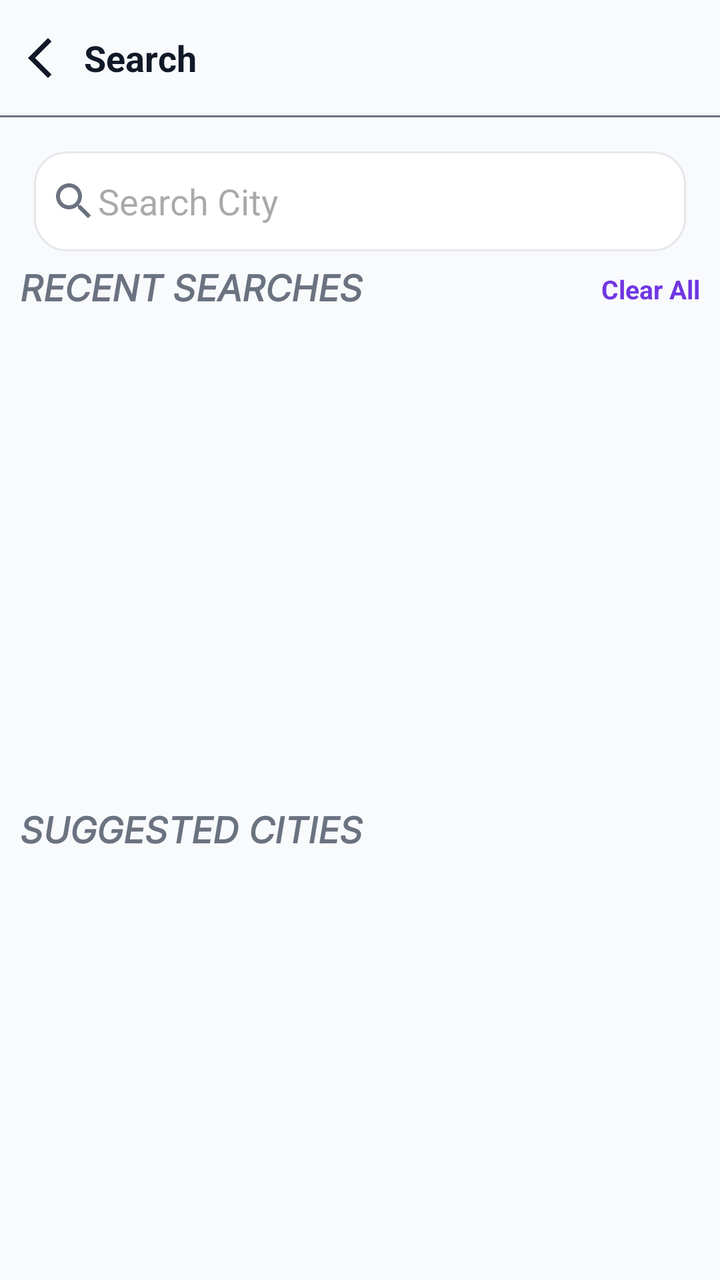
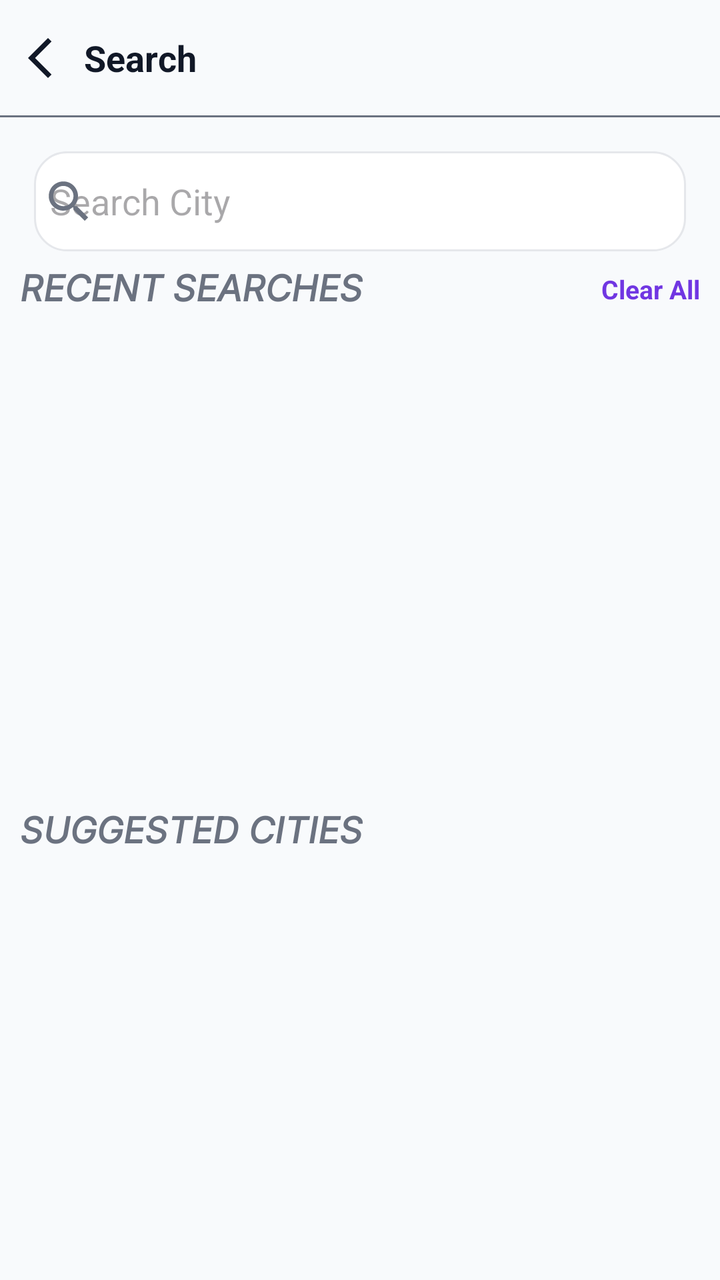

Screens rendered from an Android XML layout before and after an edit, with the pre-edit source and the edit as a unified diff.
<!-- AndroidManifest.xml: application theme Theme.WeatherApp -->
<!-- res/layout/fragment_search.xml -->
<?xml version="1.0" encoding="utf-8"?>
<androidx.constraintlayout.widget.ConstraintLayout xmlns:android="http://schemas.android.com/apk/res/android"
    xmlns:app="http://schemas.android.com/apk/res-auto"
    xmlns:tools="http://schemas.android.com/tools"
    android:id="@+id/main"
    android:layout_width="match_parent"
    android:layout_height="match_parent"
    tools:context=".activities.MainActivity"
    android:background="@color/background">

    <ImageView
        android:id="@+id/imageView"
        android:layout_width="wrap_content"
        android:layout_height="wrap_content"
        android:layout_margin="8sp"
        android:src="@drawable/back_ic"
        app:layout_constraintBottom_toTopOf="@+id/top_guideline"
        app:layout_constraintStart_toStartOf="parent"
        app:layout_constraintTop_toTopOf="parent" />

    <TextView
        android:id="@+id/textView2"
        android:layout_width="wrap_content"
        android:layout_height="wrap_content"
        android:text="@string/search"
        android:textColor="@color/text_primary"
        android:textSize="@dimen/text_large"
        android:layout_margin="10sp"
        android:textStyle="bold"
        app:layout_constraintBottom_toTopOf="@+id/top_guideline"
        app:layout_constraintStart_toEndOf="@+id/imageView"
        app:layout_constraintTop_toTopOf="parent" />

    <View
        android:id="@+id/view"
        android:layout_width="match_parent"
        android:layout_height="1dp"
        android:background="@color/text_secondary"
        app:layout_constraintEnd_toEndOf="parent"
        app:layout_constraintStart_toStartOf="parent"
        app:layout_constraintTop_toTopOf="@+id/top_guideline" />

    <EditText
        android:id="@+id/editText"
        android:layout_width="match_parent"
        android:layout_height="50dp"
        android:layout_margin="17sp"
        android:background="@drawable/weather_card_bg"
        android:drawableStart="@drawable/search_ic"
        android:hint="@string/search_city"
        android:padding="8dp"
        android:textColor="@color/text_primary"
        app:layout_constraintEnd_toEndOf="parent"
        app:layout_constraintStart_toStartOf="parent"
        app:layout_constraintTop_toBottomOf="@+id/view" />

    <TextView
        android:id="@+id/textView"
        android:layout_width="wrap_content"
        android:layout_height="wrap_content"
        android:layout_marginStart="10sp"
        android:fontFamily="@font/inter_font_regular"
        android:layout_marginTop="5sp"
        android:text="@string/recent_searches"
        android:textColor="@color/text_secondary"
        android:textSize="@dimen/text_large"
        android:textStyle="bold"
        app:layout_constraintStart_toStartOf="parent"
        app:layout_constraintTop_toBottomOf="@+id/editText" />

    <TextView
        android:id="@+id/clearRecentSearchTextView"
        android:layout_width="wrap_content"
        android:layout_height="wrap_content"
        android:layout_margin="10sp"
        android:text="@string/clear_all"
        android:textColor="@color/primary"
        android:textSize="@dimen/text_normal"
        android:textStyle="bold"
        app:layout_constraintEnd_toEndOf="parent"
        app:layout_constraintTop_toBottomOf="@+id/editText" />

    <androidx.recyclerview.widget.RecyclerView
        android:id="@+id/recentSearchRecyclerView"
        android:layout_width="0dp"
        android:layout_height="0dp"
        android:layout_marginTop="5dp"
        app:layout_constraintBottom_toTopOf="@+id/guideline3"
        app:layout_constraintEnd_toEndOf="parent"
        app:layout_constraintStart_toStartOf="parent"
        app:layout_constraintTop_toBottomOf="@+id/textView" />
    <TextView
        android:id="@+id/textView3"
        android:layout_width="wrap_content"
        android:layout_height="wrap_content"
        android:layout_marginStart="10sp"
        android:fontFamily="@font/inter_font_regular"
        android:layout_marginTop="5sp"
        android:text="@string/suggested_cities"
        android:textColor="@color/text_secondary"
        android:textSize="@dimen/text_large"
        android:textStyle="bold"
        app:layout_constraintStart_toStartOf="parent"
        app:layout_constraintTop_toBottomOf="@+id/guideline3" />

    <androidx.recyclerview.widget.RecyclerView
        android:id="@+id/suggestedRecyclerView"
        android:layout_width="0dp"
        android:layout_height="0dp"
        android:layout_marginTop="5sp"
        app:layout_constraintBottom_toBottomOf="parent"
        app:layout_constraintEnd_toEndOf="parent"
        app:layout_constraintStart_toStartOf="parent"
        app:layout_constraintTop_toBottomOf="@+id/textView3" />


    <androidx.constraintlayout.widget.Guideline
        android:id="@+id/top_guideline"
        android:layout_width="wrap_content"
        android:layout_height="wrap_content"
        android:orientation="horizontal"
        app:layout_constraintGuide_percent="0.09" />

    <androidx.constraintlayout.widget.Guideline
        android:id="@+id/guideline3"
        android:layout_width="wrap_content"
        android:layout_height="wrap_content"
        android:orientation="horizontal"
        app:layout_constraintGuide_percent="0.62" />
</androidx.constraintlayout.widget.ConstraintLayout>
<!-- resources referenced by this layout -->
<resources>
  <color name="background">#f8fafc</color>
  <color name="primary">#7036e2</color>
  <color name="text_primary">#111827</color>
  <color name="text_secondary">#6B7280</color>
  <dimen name="text_large">18sp</dimen>
  <dimen name="text_normal">13sp</dimen>
  <!-- drawable back_ic (drawable) -->
  <vector xmlns:android="http://schemas.android.com/apk/res/android" android:height="24dp" android:tint="@color/text_primary" android:viewportHeight="24" android:viewportWidth="24" android:width="24dp">
        
      <path android:fillColor="@android:color/white" android:pathData="M17.77,3.77l-1.77,-1.77l-10,10l10,10l1.77,-1.77l-8.23,-8.23z"/>
      
  </vector>
  <!-- drawable search_ic (drawable) -->
  <vector xmlns:android="http://schemas.android.com/apk/res/android" android:height="24dp" android:tint="@color/text_secondary" android:viewportHeight="24" android:viewportWidth="24" android:width="24dp">
        
      <path android:fillColor="@android:color/white" android:pathData="M15.5,14h-0.79l-0.28,-0.27C15.41,12.59 16,11.11 16,9.5 16,5.91 13.09,3 9.5,3S3,5.91 3,9.5 5.91,16 9.5,16c1.61,0 3.09,-0.59 4.23,-1.57l0.27,0.28v0.79l5,4.99L20.49,19l-4.99,-5zM9.5,14C7.01,14 5,11.99 5,9.5S7.01,5 9.5,5 14,7.01 14,9.5 11.99,14 9.5,14z"/>
      
  </vector>
  <!-- drawable weather_card_bg (drawable) -->
  <?xml version="1.0" encoding="utf-8"?>
  <shape xmlns:android="http://schemas.android.com/apk/res/android">
  
      <solid android:color="@color/surface"/>
  
      <corners
          android:radius="@dimen/radius_medium"/>
  
      <padding
          android:left="16dp"
          android:right="16dp"
          android:top="16dp"
          android:bottom="16dp"/>
      <stroke
          android:width="1dp"
          android:color="@color/divider"/>
  </shape>
  <string name="clear_all">Clear All</string>
  <string name="recent_searches">RECENT SEARCHES</string>
  <string name="search">Search</string>
  <string name="search_city">Search City</string>
  <string name="suggested_cities">SUGGESTED CITIES</string>
  <style name="Theme.WeatherApp" parent="Base.Theme.WeatherApp" />
  <color name="surface">#FFFFFF</color>
  <dimen name="radius_medium">16dp</dimen>
  <color name="divider">#E5E7EB</color>
  <style name="Base.Theme.WeatherApp" parent="Theme.Material3.DayNight.NoActionBar">
          <item name="android:statusBarColor">@color/background</item>
  
          <item name="android:navigationBarColor">@color/background</item>
      </style>
</resources>

<!-- the commit's change to res/layout/fragment_search.xml (unified diff, before → after) -->
@@ -46,14 +46,22 @@
         android:layout_height="50dp"
         android:layout_margin="17sp"
         android:background="@drawable/weather_card_bg"
-        android:drawableStart="@drawable/search_ic"
+        android:paddingStart="30sp"
         android:hint="@string/search_city"
         android:padding="8dp"
         android:textColor="@color/text_primary"
         app:layout_constraintEnd_toEndOf="parent"
         app:layout_constraintStart_toStartOf="parent"
         app:layout_constraintTop_toBottomOf="@+id/view" />
-
+    <ImageView
+        android:id="@+id/searchBtn"
+        android:layout_width="27dp"
+        android:layout_height="27dp"
+        android:layout_margin="4sp"
+        android:src="@drawable/search_ic"
+        app:layout_constraintBottom_toBottomOf="@+id/editText"
+        app:layout_constraintStart_toStartOf="@+id/editText"
+        app:layout_constraintTop_toTopOf="@+id/editText" />
     <TextView
         android:id="@+id/textView"
         android:layout_width="wrap_content"
